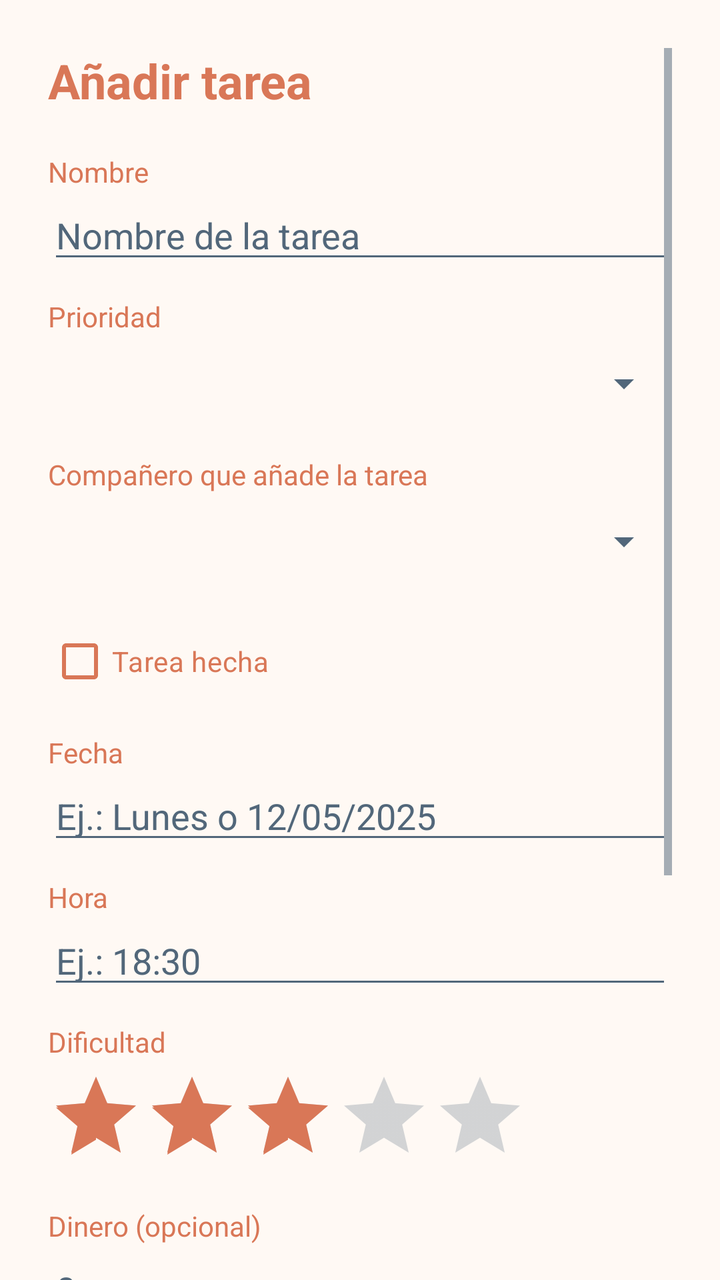
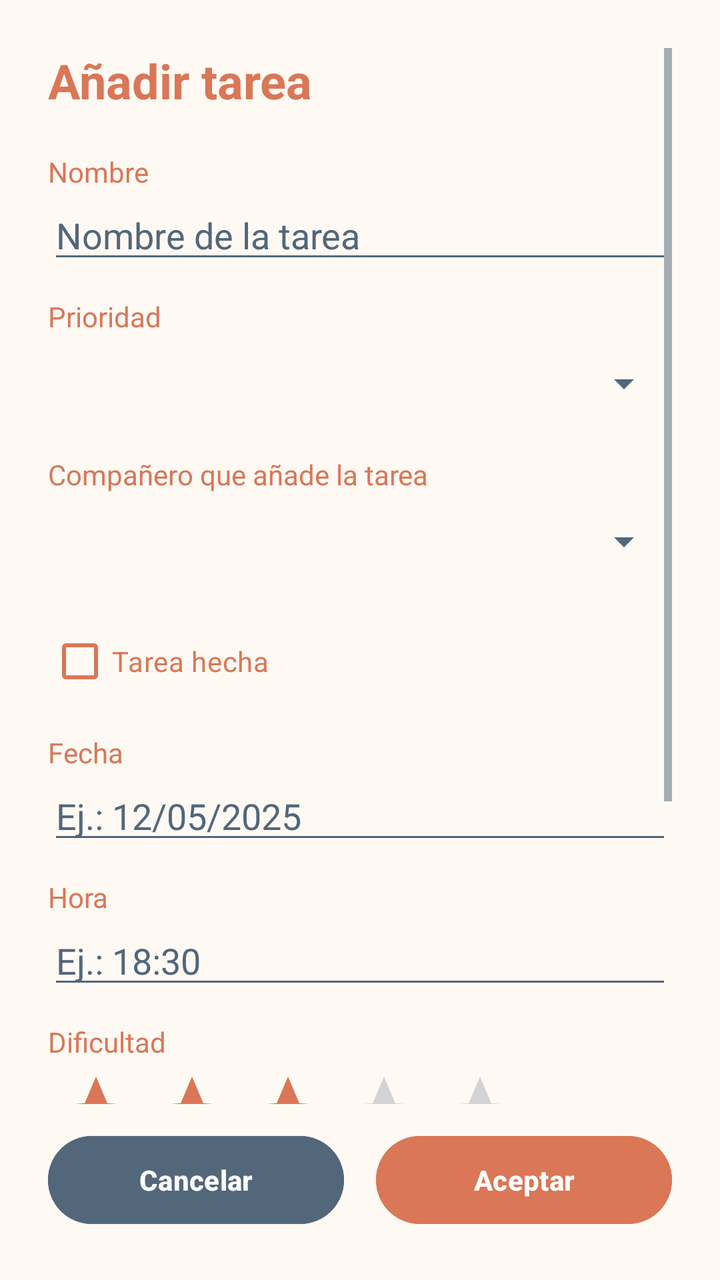

Before-and-after screenshots of an Android layout around one commit, followed by the original layout XML and the change that was made.
<!-- AndroidManifest.xml: application theme Theme.RoomMate -->
<!-- res/layout/activity_anadir_tareas.xml -->
<?xml version="1.0" encoding="utf-8"?>
<ScrollView xmlns:android="http://schemas.android.com/apk/res/android"
    xmlns:tools="http://schemas.android.com/tools"
    android:id="@+id/main"
    android:layout_width="match_parent"
    android:layout_height="match_parent"
    android:background="@color/background"
    android:clipToPadding="false"
    android:fillViewport="true"
    android:padding="24dp"
    tools:context=".AnadirTareasActivity">

    <LinearLayout
        android:layout_width="match_parent"
        android:layout_height="wrap_content"
        android:orientation="vertical">

        <TextView
            android:id="@+id/tvTituloFormulario"
            android:layout_width="match_parent"
            android:layout_height="wrap_content"
            android:layout_marginBottom="20dp"
            android:text="@string/anadir_tarea_titulo"
            android:textColor="@color/primary"
            android:textSize="24sp"
            android:textStyle="bold" />

        <TextView
            android:layout_width="match_parent"
            android:layout_height="wrap_content"
            android:text="@string/nombre"
            android:textColor="@color/primary" />

        <EditText
            android:id="@+id/etNombreTarea"
            android:layout_width="match_parent"
            android:layout_height="wrap_content"
            android:backgroundTint="@color/secondary"
            android:hint="@string/nombre_tarea_hint"
            android:imeOptions="actionNext"
            android:importantForAutofill="no"
            android:inputType="textCapSentences"
            android:maxLines="1"
            android:textColor="@color/primary"
            android:textColorHint="@color/secondary" />

        <TextView
            android:layout_width="match_parent"
            android:layout_height="wrap_content"
            android:layout_marginTop="12dp"
            android:text="@string/prioridad"
            android:textColor="@color/primary" />

        <Spinner
            android:id="@+id/spinnerPrioridadTarea"
            android:layout_width="match_parent"
            android:layout_height="48dp"
            android:popupBackground="@color/background" />

        <TextView
            android:layout_width="match_parent"
            android:layout_height="wrap_content"
            android:layout_marginTop="12dp"
            android:text="@string/companero_anade_tarea"
            android:textColor="@color/primary" />

        <Spinner
            android:id="@+id/spinnerCompaneroTarea"
            android:layout_width="match_parent"
            android:layout_height="48dp"
            android:popupBackground="@color/background" />

        <CheckBox
            android:id="@+id/cbHecha"
            android:layout_width="wrap_content"
            android:layout_height="wrap_content"
            android:layout_marginTop="12dp"
            android:buttonTint="@color/primary"
            android:text="@string/tarea_hecha"
            android:textColor="@color/primary" />

        <TextView
            android:layout_width="match_parent"
            android:layout_height="wrap_content"
            android:layout_marginTop="12dp"
            android:text="@string/fecha"
            android:textColor="@color/primary" />

        <EditText
            android:id="@+id/etDiaTarea"
            android:layout_width="match_parent"
            android:layout_height="wrap_content"
            android:backgroundTint="@color/secondary"
            android:hint="@string/fecha_hint"
            android:imeOptions="actionNext"
            android:importantForAutofill="no"
            android:inputType="textCapWords"
            android:maxLines="1"
            android:textColor="@color/primary"
            android:textColorHint="@color/secondary" />

        <TextView
            android:layout_width="match_parent"
            android:layout_height="wrap_content"
            android:layout_marginTop="12dp"
            android:text="@string/hora"
            android:textColor="@color/primary" />

        <EditText
            android:id="@+id/etHoraTarea"
            android:layout_width="match_parent"
            android:layout_height="wrap_content"
            android:backgroundTint="@color/secondary"
            android:clickable="true"
            android:cursorVisible="false"
            android:focusable="false"
            android:focusableInTouchMode="false"
            android:hint="@string/hora_hint"
            android:importantForAutofill="no"
            android:inputType="none"
            android:maxLines="1"
            android:textColor="@color/primary"
            android:textColorHint="@color/secondary" />

        <TextView
            android:layout_width="match_parent"
            android:layout_height="wrap_content"
            android:layout_marginTop="12dp"
            android:text="@string/dificultad"
            android:textColor="@color/primary" />

        <RatingBar
            android:id="@+id/rbDificultadTarea"
            android:layout_width="wrap_content"
            android:layout_height="wrap_content"
            android:layout_marginTop="4dp"
            android:numStars="5"
            android:progressTint="@color/primary"
            android:rating="3"
            android:stepSize="1" />

        <TextView
            android:layout_width="match_parent"
            android:layout_height="wrap_content"
            android:layout_marginTop="12dp"
            android:text="@string/dinero_opcional"
            android:textColor="@color/primary" />

        <EditText
            android:id="@+id/etDineroTarea"
            android:layout_width="match_parent"
            android:layout_height="wrap_content"
            android:backgroundTint="@color/secondary"
            android:hint="@string/dinero_hint"
            android:imeOptions="actionDone"
            android:importantForAutofill="no"
            android:inputType="numberDecimal"
            android:maxLines="1"
            android:textColor="@color/primary"
            android:textColorHint="@color/secondary" />

        <TextView
            android:layout_width="match_parent"
            android:layout_height="wrap_content"
            android:layout_marginTop="12dp"
            android:text="@string/descripcion_opcional"
            android:textColor="@color/primary" />

        <EditText
            android:id="@+id/etDescripcionTarea"
            android:layout_width="match_parent"
            android:layout_height="wrap_content"
            android:backgroundTint="@color/secondary"
            android:gravity="top|start"
            android:hint="@string/descripcion_hint"
            android:importantForAutofill="no"
            android:inputType="textCapSentences|textMultiLine"
            android:maxLines="4"
            android:minLines="2"
            android:padding="12dp"
            android:textColor="@color/primary"
            android:textColorHint="@color/secondary" />

        <Button
            android:id="@+id/btnAceptarTarea"
            android:layout_width="match_parent"
            android:layout_height="52dp"
            android:layout_marginTop="24dp"
            android:backgroundTint="@color/primary"
            android:text="@string/aceptar"
            android:textAllCaps="false"
            android:textColor="@color/surface"
            android:textStyle="bold" />

        <Button
            android:id="@+id/btnCancelarTarea"
            android:layout_width="match_parent"
            android:layout_height="52dp"
            android:layout_marginTop="8dp"
            android:layout_marginBottom="16dp"
            android:backgroundTint="@color/secondary"
            android:text="@string/cancelar"
            android:textAllCaps="false"
            android:textColor="@color/surface"
            android:textStyle="bold" />

    </LinearLayout>
</ScrollView>
<!-- resources referenced by this layout -->
<resources>
  <color name="background">#FFF9F4</color>
  <color name="primary">#D97757</color>
  <color name="secondary">#52677A</color>
  <color name="surface">#FFFFFF</color>
  <string name="aceptar">Aceptar</string>
  <string name="anadir_tarea_titulo">Añadir tarea</string>
  <string name="cancelar">Cancelar</string>
  <string name="companero_anade_tarea">Compañero que añade la tarea</string>
  <string name="descripcion_hint">Detalles de la tarea</string>
  <string name="descripcion_opcional">Descripción (opcional)</string>
  <string name="dificultad">Dificultad</string>
  <string name="dinero_hint">0</string>
  <string name="dinero_opcional">Dinero (opcional)</string>
  <string name="fecha">Fecha</string>
  <string name="fecha_hint">Ej.: Lunes o 12/05/2025</string>
  <string name="hora">Hora</string>
  <string name="hora_hint">Ej.: 18:30</string>
  <string name="nombre">Nombre</string>
  <string name="nombre_tarea_hint">Nombre de la tarea</string>
  <string name="prioridad">Prioridad</string>
  <string name="tarea_hecha">Tarea hecha</string>
  <style name="Theme.RoomMate" parent="Base.Theme.RoomMate" />
  <style name="Base.Theme.RoomMate" parent="Theme.Material3.DayNight.NoActionBar">
          <item name="colorPrimary">@color/primary</item>
          <item name="colorOnPrimary">@color/surface</item>
          <item name="colorSecondary">@color/secondary</item>
          <item name="colorOnSecondary">@color/surface</item>
          <item name="colorControlActivated">@color/primary</item>
          <item name="colorControlNormal">@color/secondary</item>
      </style>
</resources>

<!-- the commit's change to res/layout/activity_anadir_tareas.xml (unified diff, before → after) -->
@@ -1,208 +1,229 @@
 <?xml version="1.0" encoding="utf-8"?>
-<ScrollView xmlns:android="http://schemas.android.com/apk/res/android"
+<LinearLayout xmlns:android="http://schemas.android.com/apk/res/android"
     xmlns:tools="http://schemas.android.com/tools"
     android:id="@+id/main"
     android:layout_width="match_parent"
     android:layout_height="match_parent"
     android:background="@color/background"
-    android:clipToPadding="false"
-    android:fillViewport="true"
+    android:orientation="vertical"
     android:padding="24dp"
     tools:context=".AnadirTareasActivity">
 
+    <ScrollView
+        android:layout_width="match_parent"
+        android:layout_height="0dp"
+        android:layout_weight="1"
+        android:clipToPadding="false"
+        android:fillViewport="true">
+
+        <LinearLayout
+            android:layout_width="match_parent"
+            android:layout_height="wrap_content"
+            android:orientation="vertical">
+
+            <TextView
+                android:id="@+id/tvTituloFormulario"
+                android:layout_width="match_parent"
+                android:layout_height="wrap_content"
+                android:layout_marginBottom="20dp"
+                android:text="@string/anadir_tarea_titulo"
+                android:textColor="@color/primary"
+                android:textSize="24sp"
+                android:textStyle="bold" />
+
+            <TextView
+                android:layout_width="match_parent"
+                android:layout_height="wrap_content"
+                android:text="@string/nombre"
+                android:textColor="@color/primary" />
+
+            <EditText
+                android:id="@+id/etNombreTarea"
+                android:layout_width="match_parent"
+                android:layout_height="wrap_content"
+                android:backgroundTint="@color/secondary"
+                android:hint="@string/nombre_tarea_hint"
+                android:imeOptions="actionNext"
+                android:importantForAutofill="no"
+                android:inputType="textCapSentences"
+                android:maxLines="1"
+                android:textColor="@color/primary"
+                android:textColorHint="@color/secondary" />
+
+            <TextView
+                android:layout_width="match_parent"
+                android:layout_height="wrap_content"
+                android:layout_marginTop="12dp"
+                android:text="@string/prioridad"
+                android:textColor="@color/primary" />
+
+            <Spinner
+                android:id="@+id/spinnerPrioridadTarea"
+                android:layout_width="match_parent"
+                android:layout_height="48dp"
+                android:popupBackground="@color/background" />
+
+            <TextView
+                android:layout_width="match_parent"
+                android:layout_height="wrap_content"
+                android:layout_marginTop="12dp"
+                android:text="@string/companero_anade_tarea"
+                android:textColor="@color/primary" />
+
+            <Spinner
+                android:id="@+id/spinnerCompaneroTarea"
+                android:layout_width="match_parent"
+                android:layout_height="48dp"
+                android:popupBackground="@color/background" />
+
+            <CheckBox
+                android:id="@+id/cbHecha"
+                android:layout_width="wrap_content"
+                android:layout_height="wrap_content"
+                android:layout_marginTop="12dp"
+                android:buttonTint="@color/primary"
+                android:text="@string/tarea_hecha"
+                android:textColor="@color/primary" />
+
+            <TextView
+                android:layout_width="match_parent"
+                android:layout_height="wrap_content"
+                android:layout_marginTop="12dp"
+                android:text="@string/fecha"
+                android:textColor="@color/primary" />
+
+            <EditText
+                android:id="@+id/etDiaTarea"
+                android:layout_width="match_parent"
+                android:layout_height="wrap_content"
+                android:backgroundTint="@color/secondary"
+                android:clickable="true"
+                android:cursorVisible="false"
+                android:focusable="false"
+                android:focusableInTouchMode="false"
+                android:hint="@string/fecha_hint"
+                android:importantForAutofill="no"
+                android:inputType="none"
+                android:maxLines="1"
+                android:textColor="@color/primary"
+                android:textColorHint="@color/secondary" />
+
+            <TextView
+                android:layout_width="match_parent"
+                android:layout_height="wrap_content"
+                android:layout_marginTop="12dp"
+                android:text="@string/hora"
+                android:textColor="@color/primary" />
+
+            <EditText
+                android:id="@+id/etHoraTarea"
+                android:layout_width="match_parent"
+                android:layout_height="wrap_content"
+                android:backgroundTint="@color/secondary"
+                android:clickable="true"
+                android:cursorVisible="false"
+                android:focusable="false"
+                android:focusableInTouchMode="false"
+                android:hint="@string/hora_hint"
+                android:importantForAutofill="no"
+                android:inputType="none"
+                android:maxLines="1"
+                android:textColor="@color/primary"
+                android:textColorHint="@color/secondary" />
+
+            <TextView
+                android:layout_width="match_parent"
+                android:layout_height="wrap_content"
+                android:layout_marginTop="12dp"
+                android:text="@string/dificultad"
+                android:textColor="@color/primary" />
+
+            <RatingBar
+                android:id="@+id/rbDificultadTarea"
+                android:layout_width="wrap_content"
+                android:layout_height="wrap_content"
+                android:layout_marginTop="4dp"
+                android:numStars="5"
+                android:progressTint="@color/primary"
+                android:rating="3"
+                android:stepSize="1" />
+
+            <TextView
+                android:layout_width="match_parent"
+                android:layout_height="wrap_content"
+                android:layout_marginTop="12dp"
+                android:text="@string/dinero_opcional"
+                android:textColor="@color/primary" />
+
+            <EditText
+                android:id="@+id/etDineroTarea"
+                android:layout_width="match_parent"
+                android:layout_height="wrap_content"
+                android:backgroundTint="@color/secondary"
+                android:hint="@string/dinero_hint"
+                android:imeOptions="actionDone"
+                android:importantForAutofill="no"
+                android:inputType="numberDecimal"
+                android:maxLines="1"
+                android:textColor="@color/primary"
+                android:textColorHint="@color/secondary" />
+
+            <TextView
+                android:layout_width="match_parent"
+                android:layout_height="wrap_content"
+                android:layout_marginTop="12dp"
+                android:text="@string/descripcion_opcional"
+                android:textColor="@color/primary" />
+
+            <EditText
+                android:id="@+id/etDescripcionTarea"
+                android:layout_width="match_parent"
+                android:layout_height="wrap_content"
+                android:backgroundTint="@color/secondary"
+                android:gravity="top|start"
+                android:hint="@string/descripcion_hint"
+                android:importantForAutofill="no"
+                android:inputType="textCapSentences|textMultiLine"
+                android:maxLines="4"
+                android:minLines="2"
+                android:padding="12dp"
+                android:textColor="@color/primary"
+                android:textColorHint="@color/secondary" />
+
+        </LinearLayout>
+    </ScrollView>
+
     <LinearLayout
+        android:id="@+id/bottomAccionesTarea"
         android:layout_width="match_parent"
         android:layout_height="wrap_content"
-        android:orientation="vertical">
-
-        <TextView
-            android:id="@+id/tvTituloFormulario"
-            android:layout_width="match_parent"
-            android:layout_height="wrap_content"
-            android:layout_marginBottom="20dp"
-            android:text="@string/anadir_tarea_titulo"
-            android:textColor="@color/primary"
-            android:textSize="24sp"
+        android:layout_marginTop="12dp"
+        android:baselineAligned="false"
+        android:orientation="horizontal">
+
+        <Button
+            android:id="@+id/btnCancelarTarea"
+            android:layout_width="0dp"
+            android:layout_height="52dp"
+            android:layout_marginEnd="8dp"
+            android:layout_weight="1"
+            android:backgroundTint="@color/secondary"
+            android:text="@string/cancelar"
+            android:textAllCaps="false"
+            android:textColor="@color/surface"
             android:textStyle="bold" />
-
-        <TextView
-            android:layout_width="match_parent"
-            android:layout_height="wrap_content"
-            android:text="@string/nombre"
-            android:textColor="@color/primary" />
-
-        <EditText
-            android:id="@+id/etNombreTarea"
-            android:layout_width="match_parent"
-            android:layout_height="wrap_content"
-            android:backgroundTint="@color/secondary"
-            android:hint="@string/nombre_tarea_hint"
-            android:imeOptions="actionNext"
-            android:importantForAutofill="no"
-            android:inputType="textCapSentences"
-            android:maxLines="1"
-            android:textColor="@color/primary"
-            android:textColorHint="@color/secondary" />
-
-        <TextView
-            android:layout_width="match_parent"
-            android:layout_height="wrap_content"
-            android:layout_marginTop="12dp"
-            android:text="@string/prioridad"
-            android:textColor="@color/primary" />
-
-        <Spinner
-            android:id="@+id/spinnerPrioridadTarea"
-            android:layout_width="match_parent"
-            android:layout_height="48dp"
-            android:popupBackground="@color/background" />
-
-        <TextView
-            android:layout_width="match_parent"
-            android:layout_height="wrap_content"
-            android:layout_marginTop="12dp"
-            android:text="@string/companero_anade_tarea"
-            android:textColor="@color/primary" />
-
-        <Spinner
-            android:id="@+id/spinnerCompaneroTarea"
-            android:layout_width="match_parent"
-            android:layout_height="48dp"
-            android:popupBackground="@color/background" />
-
-        <CheckBox
-            android:id="@+id/cbHecha"
-            android:layout_width="wrap_content"
-            android:layout_height="wrap_content"
-            android:layout_marginTop="12dp"
-            android:buttonTint="@color/primary"
-            android:text="@string/tarea_hecha"
-            android:textColor="@color/primary" />
-
-        <TextView
-            android:layout_width="match_parent"
-            android:layout_height="wrap_content"
-            android:layout_marginTop="12dp"
-            android:text="@string/fecha"
-            android:textColor="@color/primary" />
-
-        <EditText
-            android:id="@+id/etDiaTarea"
-            android:layout_width="match_parent"
-            android:layout_height="wrap_content"
-            android:backgroundTint="@color/secondary"
-            android:hint="@string/fecha_hint"
-            android:imeOptions="actionNext"
-            android:importantForAutofill="no"
-            android:inputType="textCapWords"
-            android:maxLines="1"
-            android:textColor="@color/primary"
-            android:textColorHint="@color/secondary" />
-
-        <TextView
-            android:layout_width="match_parent"
-            android:layout_height="wrap_content"
-            android:layout_marginTop="12dp"
-            android:text="@string/hora"
-            android:textColor="@color/primary" />
-
-        <EditText
-            android:id="@+id/etHoraTarea"
-            android:layout_width="match_parent"
-            android:layout_height="wrap_content"
-            android:backgroundTint="@color/secondary"
-            android:clickable="true"
-            android:cursorVisible="false"
-            android:focusable="false"
-            android:focusableInTouchMode="false"
-            android:hint="@string/hora_hint"
-            android:importantForAutofill="no"
-            android:inputType="none"
-            android:maxLines="1"
-            android:textColor="@color/primary"
-            android:textColorHint="@color/secondary" />
-
-        <TextView
-            android:layout_width="match_parent"
-            android:layout_height="wrap_content"
-            android:layout_marginTop="12dp"
-            android:text="@string/dificultad"
-            android:textColor="@color/primary" />
-
-        <RatingBar
-            android:id="@+id/rbDificultadTarea"
-            android:layout_width="wrap_content"
-            android:layout_height="wrap_content"
-            android:layout_marginTop="4dp"
-            android:numStars="5"
-            android:progressTint="@color/primary"
-            android:rating="3"
-            android:stepSize="1" />
-
-        <TextView
-            android:layout_width="match_parent"
-            android:layout_height="wrap_content"
-            android:layout_marginTop="12dp"
-            android:text="@string/dinero_opcional"
-            android:textColor="@color/primary" />
-
-        <EditText
-            android:id="@+id/etDineroTarea"
-            android:layout_width="match_parent"
-            android:layout_height="wrap_content"
-            android:backgroundTint="@color/secondary"
-            android:hint="@string/dinero_hint"
-            android:imeOptions="actionDone"
-            android:importantForAutofill="no"
-            android:inputType="numberDecimal"
-            android:maxLines="1"
-            android:textColor="@color/primary"
-            android:textColorHint="@color/secondary" />
-
-        <TextView
-            android:layout_width="match_parent"
-            android:layout_height="wrap_content"
-            android:layout_marginTop="12dp"
-            android:text="@string/descripcion_opcional"
-            android:textColor="@color/primary" />
-
-        <EditText
-            android:id="@+id/etDescripcionTarea"
-            android:layout_width="match_parent"
-            android:layout_height="wrap_content"
-            android:backgroundTint="@color/secondary"
-            android:gravity="top|start"
-            android:hint="@string/descripcion_hint"
-            android:importantForAutofill="no"
-            android:inputType="textCapSentences|textMultiLine"
-            android:maxLines="4"
-            android:minLines="2"
-            android:padding="12dp"
-            android:textColor="@color/primary"
-            android:textColorHint="@color/secondary" />
 
         <Button
             android:id="@+id/btnAceptarTarea"
-            android:layout_width="match_parent"
+            android:layout_width="0dp"
             android:layout_height="52dp"
-            android:layout_marginTop="24dp"
+            android:layout_marginStart="8dp"
+            android:layout_weight="1"
             android:backgroundTint="@color/primary"
             android:text="@string/aceptar"
             android:textAllCaps="false"
             android:textColor="@color/surface"
             android:textStyle="bold" />
 
-        <Button
-            android:id="@+id/btnCancelarTarea"
-            android:layout_width="match_parent"
-            android:layout_height="52dp"
-            android:layout_marginTop="8dp"
-            android:layout_marginBottom="16dp"
-            android:backgroundTint="@color/secondary"
-            android:text="@string/cancelar"
-            android:textAllCaps="false"
-            android:textColor="@color/surface"
-            android:textStyle="bold" />
-
     </LinearLayout>
-</ScrollView>
+</LinearLayout>
<!-- resource entries referenced after the edit -->
@@ -14,7 +14,7 @@
   <string name="dinero_hint">0</string>
   <string name="dinero_opcional">Dinero (opcional)</string>
   <string name="fecha">Fecha</string>
-  <string name="fecha_hint">Ej.: Lunes o 12/05/2025</string>
+  <string name="fecha_hint">Ej.: 12/05/2025</string>
   <string name="hora">Hora</string>
   <string name="hora_hint">Ej.: 18:30</string>
   <string name="nombre">Nombre</string>
